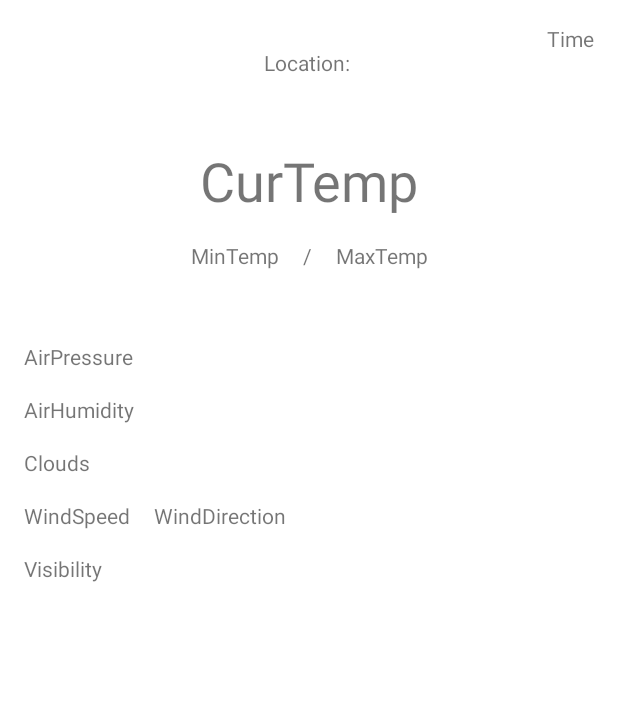
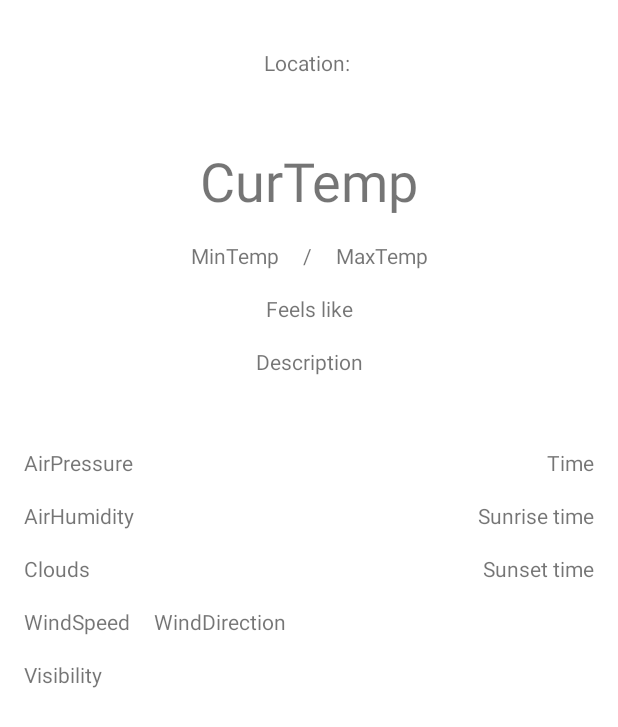
Before and after one commit to zvonimirplivelic/WeatherCast, an Android app: the layout fragment_current_weather.xml on its own in the app's theme, with its tools: preview values and no code run, on a phone screen of 412 x 824 dp. Shown: the top 727 px of the screen. Run offline under Robolectric (Android 15) with nearby library versions, the phone set to English and light mode, and no system bars.

Commit message:
Adding sunset and sunrise times

```diff
--- a/app/src/main/java/com/zvonimirplivelic/weathercast/ui/CurrentWeatherFragment.kt
+++ b/app/src/main/java/com/zvonimirplivelic/weathercast/ui/CurrentWeatherFragment.kt
@@ -26,7 +26,6 @@ class CurrentWeatherFragment : Fragment() {
 
     private lateinit var fusedLocationProviderClient: FusedLocationProviderClient
     private lateinit var viewModel: WeatherCastViewModel
-    private lateinit var weatherDataTextView: TextView
     private lateinit var progressBar: ProgressBar
 
     override fun onCreateView(
@@ -40,7 +39,6 @@ class CurrentWeatherFragment : Fragment() {
             LocationServices.getFusedLocationProviderClient(requireActivity())
 
         progressBar = view.findViewById(R.id.progress_bar)
-        weatherDataTextView = view.findViewById(R.id.tv_weather_data)
 
         fetchLocation()
 
@@ -51,8 +49,6 @@ class CurrentWeatherFragment : Fragment() {
                     progressBar.isVisible = false
                     response.data?.let { weatherResponse ->
                         Timber.d("ResponseMain: ${weatherResponse}")
-                        weatherDataTextView.text =
-                            "${weatherResponse.name}${weatherResponse.main.temp}"
                     }
                 }
 
--- a/app/src/main/res/layout/fragment_current_weather.xml
+++ b/app/src/main/res/layout/fragment_current_weather.xml
@@ -33,9 +33,12 @@
                 <TextView
                     android:id="@+id/tv_time_refreshed"
                     android:layout_width="wrap_content"
-                    android:layout_margin="16dp"
+                    android:layout_marginTop="48dp"
+                    android:layout_marginRight="16dp"
+                    android:layout_marginBottom="16dp"
                     tools:text="Time"
-                    app:layout_constraintTop_toTopOf="parent"
+                    app:layout_constraintBaseline_toBaselineOf="@id/tv_air_pressure"
+                    app:layout_constraintBottom_toTopOf="@id/tv_sunrise_time"
                     app:layout_constraintRight_toRightOf="parent"
                     android:layout_height="wrap_content" />
 
@@ -85,6 +88,26 @@
                     tools:text="MaxTemp" />
 
                 <TextView
+                    android:id="@+id/tv_feels_like_temperature"
+                    android:layout_width="wrap_content"
+                    android:layout_height="wrap_content"
+                    android:layout_margin="16dp"
+                    tools:text="Feels like"
+                    app:layout_constraintTop_toBottomOf="@id/tv_minimum_temperature"
+                    app:layout_constraintLeft_toLeftOf="parent"
+                    app:layout_constraintRight_toRightOf="parent"/>
+
+                <TextView
+                    android:id="@+id/tv_weather_description"
+                    android:layout_width="wrap_content"
+                    tools:text="Description"
+                    android:layout_margin="16dp"
+                    app:layout_constraintLeft_toLeftOf="parent"
+                    app:layout_constraintTop_toBottomOf="@id/tv_feels_like_temperature"
+                    app:layout_constraintRight_toRightOf="parent"
+                    android:layout_height="wrap_content" />
+
+                <TextView
                     android:id="@+id/tv_air_pressure"
                     android:layout_width="wrap_content"
                     android:layout_height="wrap_content"
@@ -93,7 +116,7 @@
                     android:layout_marginTop="48dp"
                     android:layout_marginLeft="16dp"
                     android:layout_marginBottom="16dp"
-                    app:layout_constraintTop_toBottomOf="@id/tv_minimum_temperature"/>
+                    app:layout_constraintTop_toBottomOf="@id/tv_weather_description"/>
 
                 <TextView
                     android:id="@+id/tv_air_humidity"
@@ -143,6 +166,23 @@
                     app:layout_constraintLeft_toLeftOf="parent"
                     app:layout_constraintTop_toBottomOf="@id/tv_wind_speed"/>
 
+                <TextView
+                    android:id="@+id/tv_sunrise_time"
+                    android:layout_width="wrap_content"
+                    tools:text="Sunrise time"
+                    android:layout_height="wrap_content"
+                    app:layout_constraintRight_toRightOf="parent"
+                    android:layout_margin="16dp"
+                    app:layout_constraintTop_toBottomOf="@id/tv_time_refreshed"/>
+
+                <TextView
+                    android:id="@+id/tv_sunset_time"
+                    android:layout_width="wrap_content"
+                    android:layout_height="wrap_content"
+                    android:layout_margin="16dp"
+                    tools:text="Sunset time"
+                    app:layout_constraintRight_toRightOf="parent"
+                    app:layout_constraintTop_toBottomOf="@id/tv_sunrise_time"/>
             </androidx.constraintlayout.widget.ConstraintLayout>
 
         </ScrollView>
```
